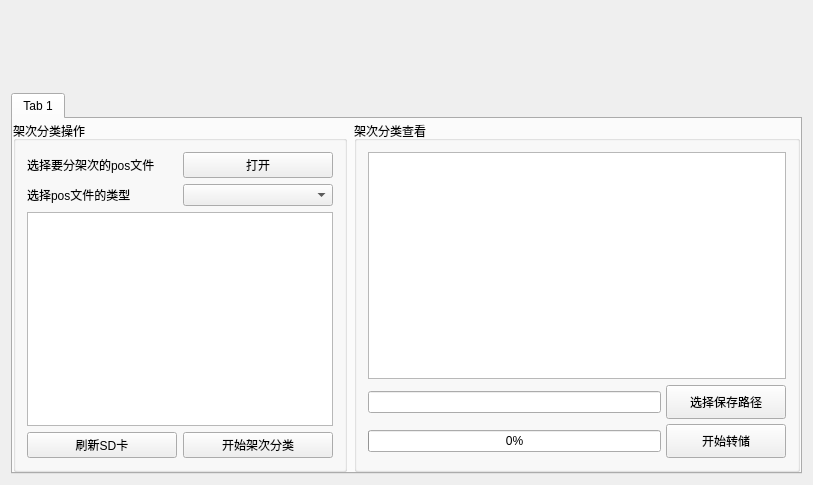
Above: ImageProcess/CamSort.ui from eric1987/ImageProcess before the change. Below: the same form after it.
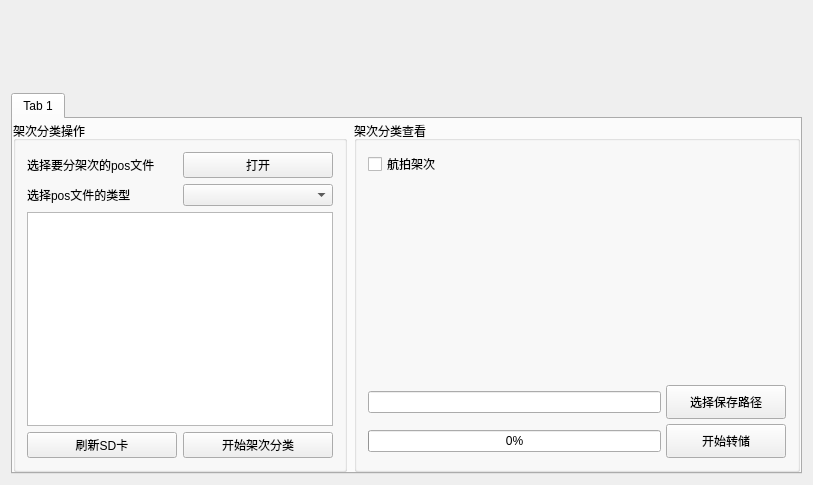
That is the form after the change.

Diff of the .ui file:
```diff
--- a/ImageProcess/CamSort.ui
+++ b/ImageProcess/CamSort.ui
@@ -108,7 +108,7 @@
          <layout class="QVBoxLayout" name="verticalLayout_3" stretch="1,0">
           <item>
            <widget class="QWidget" name="widget_3" native="true">
-            <layout class="QHBoxLayout" name="horizontalLayout_3">
+            <layout class="QVBoxLayout" name="verticalLayout_4">
              <property name="spacing">
               <number>0</number>
              </property>
@@ -125,7 +125,14 @@
               <number>0</number>
              </property>
              <item>
-              <widget class="QTableWidget" name="tableWidget"/>
+              <widget class="QCheckBox" name="checkBox">
+               <property name="text">
+                <string>航拍架次</string>
+               </property>
+              </widget>
+             </item>
+             <item>
+              <widget class="QWidget" name="sortWidget" native="true"/>
              </item>
             </layout>
            </widget>
```
Left out of the diff: 23 changed lines with no effect on the pictures.
